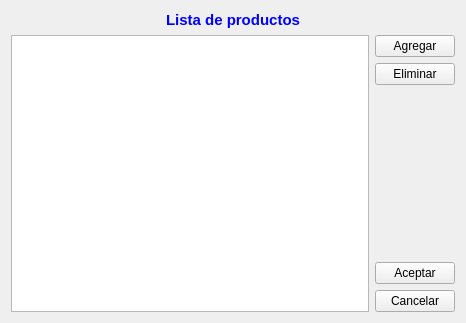
chungote/gestotux, file trunk/plugins/presupuesto/FormListaProductosBase.ui: the form before one commit.
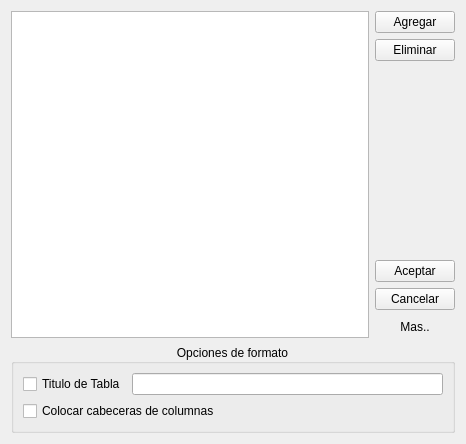
The form after the commit.

Commit message: finalmente funciona bien la lista de productos en el nuevo tipo de presupuesto. Modificada la interface de presupuestos para mejorarla con las nuevas capacidades Agregadas mas acciones a el formulario de agregar prespuesto

```diff
--- a/trunk/plugins/presupuesto/FormListaProductosBase.ui
+++ b/trunk/plugins/presupuesto/FormListaProductosBase.ui
@@ -6,26 +6,19 @@
     <x>0</x>
     <y>0</y>
     <width>466</width>
-    <height>323</height>
+    <height>444</height>
    </rect>
   </property>
+  <property name="sizePolicy" >
+   <sizepolicy vsizetype="MinimumExpanding" hsizetype="MinimumExpanding" >
+    <horstretch>0</horstretch>
+    <verstretch>0</verstretch>
+   </sizepolicy>
+  </property>
   <property name="windowTitle" >
    <string>Form</string>
   </property>
-  <layout class="QVBoxLayout" >
-   <item>
-    <widget class="QLabel" name="label" >
-     <property name="text" >
-      <string>&lt;html>&lt;head>&lt;meta name="qrichtext" content="1" />&lt;style type="text/css">
-p, li { white-space: pre-wrap; }
-&lt;/style>&lt;/head>&lt;body style=" font-family:'Sans Serif'; font-size:9pt; font-weight:400; font-style:normal;">
-&lt;p style=" margin-top:0px; margin-bottom:0px; margin-left:0px; margin-right:0px; -qt-block-indent:0; text-indent:0px;">&lt;span style=" font-size:11pt; font-weight:600; color:#0000ff;">Lista de productos&lt;/span>&lt;/p>&lt;/body>&lt;/html></string>
-     </property>
-     <property name="alignment" >
-      <set>Qt::AlignCenter</set>
-     </property>
-    </widget>
-   </item>
+  <layout class="QVBoxLayout" name="verticalLayout_2" >
    <item>
     <layout class="QHBoxLayout" >
      <item>
@@ -74,10 +67,65 @@
          </property>
         </widget>
        </item>
+       <item>
+        <widget class="QPushButton" name="PBMas" >
+         <property name="text" >
+          <string>Mas..</string>
+         </property>
+         <property name="checkable" >
+          <bool>true</bool>
+         </property>
+         <property name="checked" >
+          <bool>false</bool>
+         </property>
+         <property name="flat" >
+          <bool>true</bool>
+         </property>
+        </widget>
+       </item>
       </layout>
      </item>
     </layout>
    </item>
+   <item>
+    <widget class="QGroupBox" name="groupBox" >
+     <property name="locale" >
+      <locale country="Argentina" language="Spanish" />
+     </property>
+     <property name="title" >
+      <string>Opciones de formato</string>
+     </property>
+     <property name="alignment" >
+      <set>Qt::AlignCenter</set>
+     </property>
+     <property name="flat" >
+      <bool>true</bool>
+     </property>
+     <layout class="QVBoxLayout" name="verticalLayout" >
+      <item>
+       <layout class="QHBoxLayout" name="horizontalLayout" >
+        <item>
+         <widget class="QCheckBox" name="CkBTitulo" >
+          <property name="text" >
+           <string>Titulo de Tabla</string>
+          </property>
+         </widget>
+        </item>
+        <item>
+         <widget class="QLineEdit" name="LETituloTabla" />
+        </item>
+       </layout>
+      </item>
+      <item>
+       <widget class="QCheckBox" name="CkBCabeceras" >
+        <property name="text" >
+         <string>Colocar cabeceras de columnas</string>
+        </property>
+       </widget>
+      </item>
+     </layout>
+    </widget>
+   </item>
   </layout>
  </widget>
  <resources/>
```
Left out of the diff: 37 changed lines with no effect on the pictures. The commit also changes 13 other files.
